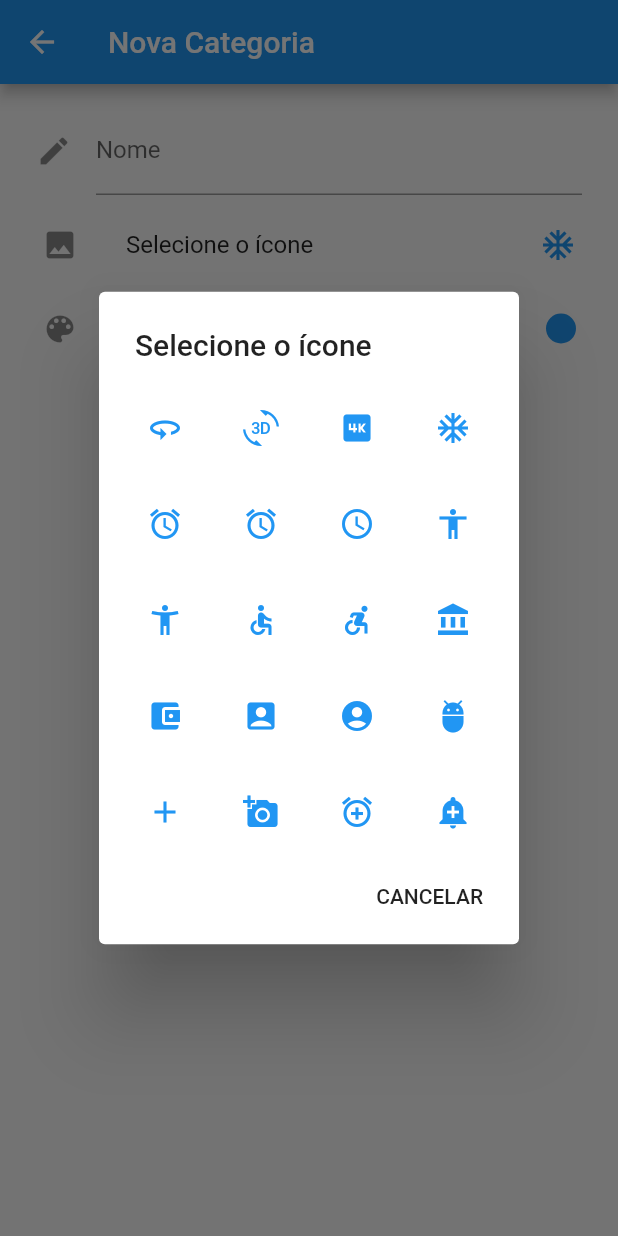
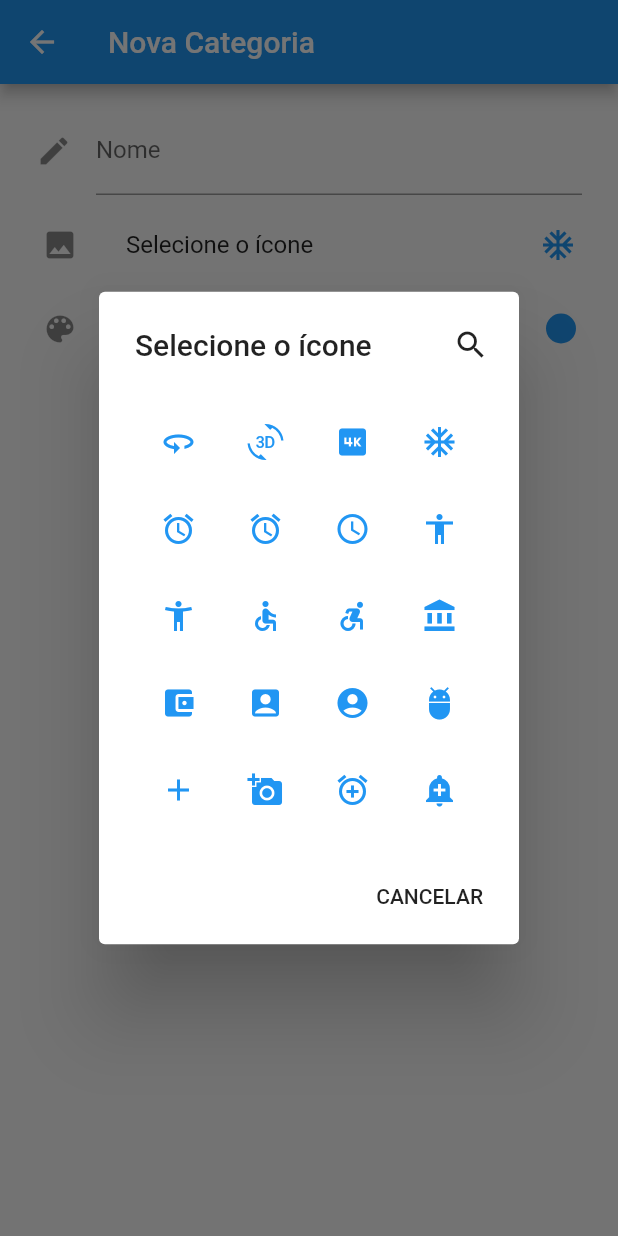
Before and after one commit to collbreno/extract_flutter, a Flutter app: the NewCategoryScreen screen opened directly, after a tap on "Selecione o ícone", on a phone screen of 412 x 824 dp. Run offline on Flutter 3.47's test engine with Material 2 defaults, Android fonts, the phone set to English and light mode, and no system bars; our stand-ins replace sqflite; missing offline and left inert: appspector; accounts and stored records are empty.

Commit message:
Consertando picker dialog

```diff
--- a/lib/components/PickerDialog.dart
+++ b/lib/components/PickerDialog.dart
@@ -1,99 +1,230 @@
+import 'package:flutter/cupertino.dart';
 import 'package:flutter/material.dart';
 
-class PickerDialog<T> extends StatelessWidget {
+class PickerDialog<T> extends StatefulWidget {
   PickerDialog({
     @required this.title,
     @required this.items,
     @required this.renderer,
     @required this.onItemSelected,
+    this.onSearch,
     this.contentPadding = const EdgeInsets.all(12),
     this.columns = 1,
-    this.onRemove
+    this.onRemove,
   });
 
   final EdgeInsets contentPadding;
   final int columns;
+  final bool Function(T, String) onSearch;
   final void Function(T) onItemSelected;
   final void Function() onRemove;
   final Widget Function(T) renderer;
   final List<T> items;
   final String title;
+  final Duration animationDuration = Duration(milliseconds: 300);
 
+  @override
+  _PickerDialogState<T> createState() => _PickerDialogState<T>();
+}
+
+class _PickerDialogState<T> extends State<PickerDialog<T>> {
+  final _staticTitleKey = UniqueKey();
+  final _textFieldKey = UniqueKey();
+  final _searchButtonKey = UniqueKey();
+  final _closeButtonKey = UniqueKey();
+
+  bool isSearching;
+  List<T> visibleItems;
+  TextEditingController controller = TextEditingController();
+
+  @override
+  void initState() {
+    super.initState();
+    isSearching = false;
+    visibleItems = widget.items;
+
+    controller.addListener(() {
+      setState(() {
+        visibleItems = widget.items
+            .where((element) => widget.onSearch(element, controller.text))
+            .toList();
+      });
+    });
+  }
+
+  @override
+  void dispose() {
+    controller.dispose();
+    super.dispose();
+  }
 
   @override
   Widget build(BuildContext context) {
     return AlertDialog(
-      contentPadding: contentPadding,
-      title: Text(this.title),
+        contentPadding: EdgeInsets.symmetric(horizontal: 24),
+        title: renderTitle(),
+        titlePadding: EdgeInsets.all(0),
         content: renderList(),
-      actions: renderButtons(context)
+        actions: renderDialogAction(context));
+  }
+
+  Widget renderTitle() {
+    if (isSearchable()) {
+      return renderSearchableTitle();
+    }
+    return renderStaticTitle();
+  }
+
+  Widget renderStaticTitle() {
+    return Padding(
+      padding: const EdgeInsets.only(left: 24, top: 24, bottom: 24),
+      key: _staticTitleKey,
+      child: Text(
+        widget.title,
+      ),
     );
   }
 
-  List<Widget> renderButtons(BuildContext context) {
+  Widget renderTextField() {
+    return Padding(
+      padding: const EdgeInsets.only(left: 24, top: 12, bottom: 12),
+      key: _textFieldKey,
+      child: TextField(
+        autofocus: true,
+        controller: controller,
+        decoration: InputDecoration(
+          hintText: "Pesquisar",
+          border: InputBorder.none,
+        ),
+      ),
+    );
+  }
+
+  Widget renderSearchableTitle() {
+    return Row(
+      crossAxisAlignment: CrossAxisAlignment.center,
+      children: <Widget>[
+        Expanded(
+          child: Align(
+            alignment: Alignment.centerLeft,
+            child: isSearching ? renderTextField() : renderStaticTitle(),
+          ),
+        ),
+        Padding(
+          padding: const EdgeInsets.only(right: 8.0),
+          child: AnimatedSwitcher(
+            duration: widget.animationDuration,
+            child: isSearching ? renderCloseButton() : renderSearchButton(),
+            transitionBuilder: (child, animation) {
+              return ScaleTransition(
+                scale: animation,
+                child: child,
+              );
+            },
+          ),
+        )
+      ],
+    );
+  }
+
+  Widget renderCloseButton() {
+    return InkWell(
+      key: _closeButtonKey,
+      onTap: () {
+        setState(() {
+          controller.clear();
+          isSearching = false;
+        });
+      },
+      borderRadius: BorderRadius.circular(24),
+      child: Container(
+        height: 48,
+        width: 48,
+        alignment: Alignment.center,
+        child: Icon(Icons.close),
+      ),
+    );
+  }
+
+  Widget renderSearchButton() {
+    return InkWell(
+      key: _searchButtonKey,
+      onTap: () => setState(() => isSearching = true),
+      borderRadius: BorderRadius.circular(24),
+      child: Container(
+        height: 48,
+        width: 48,
+        alignment: Alignment.center,
+        child: Icon(Icons.search),
+      ),
+    );
+  }
+
+  bool isSearchable() => widget.onSearch != null;
+
+  List<Widget> renderDialogAction(BuildContext context) {
     var buttons = List<Widget>();
-    if (onRemove != null){
-      buttons.add(
-        FlatButton(
+    if (widget.onRemove != null) {
+      buttons.add(FlatButton(
         child: Text("Remover".toUpperCase()),
         onPressed: () {
           Navigator.pop(context);
-            onRemove();
+          widget.onRemove();
         },
-        )
-      );
+      ));
     }
-    buttons.add(
-      FlatButton(
+    buttons.add(FlatButton(
       child: Text("Cancelar".toUpperCase()),
       onPressed: () => Navigator.pop(context),
-      )
-    );
+    ));
     return buttons;
   }
 
-  Widget renderList(){
-    if (columns > 1){
-      return Container(
-        height: 300,
+  Widget renderList() {
+    if (widget.columns > 1) {
+      return ConstrainedBox(
+        constraints: BoxConstraints(
+          maxHeight: 300,
+        ),
         child: Scrollbar(
           child: GridView.builder(
-            itemCount: items.length,
+            itemCount: visibleItems.length,
             gridDelegate: SliverGridDelegateWithFixedCrossAxisCount(
-              crossAxisCount: columns,
+              crossAxisCount: widget.columns,
             ),
-            itemBuilder: (context, index){
+            itemBuilder: (context, index) {
               return FlatButton(
                 padding: EdgeInsets.all(0),
-                onPressed: (){
-                  onItemSelected(items[index]);
+                onPressed: () {
+                  widget.onItemSelected(visibleItems[index]);
                   Navigator.pop(context);
                 },
-                child: renderer(items[index]),
+                child: widget.renderer(visibleItems[index]),
               );
             },
           ),
         ),
       );
     }
-    return Container(
-      height: 300,
+    return ConstrainedBox(
+      constraints: BoxConstraints(
+        maxHeight: 300,
+      ),
       child: Scrollbar(
         child: ListView.builder(
-          itemCount: items.length,
-          itemBuilder: (context, index){
+          itemCount: visibleItems.length,
+          itemBuilder: (context, index) {
             return FlatButton(
               padding: EdgeInsets.all(0),
-              onPressed: (){
-                onItemSelected(items[index]);
+              onPressed: () {
+                widget.onItemSelected(visibleItems[index]);
                 Navigator.pop(context);
               },
-              child: renderer(items[index]),
+              child: widget.renderer(visibleItems[index]),
             );
           },
         ),
       ),
     );
   }
-
 }
--- a/lib/main.dart
+++ b/lib/main.dart
@@ -10,7 +10,7 @@ void main() {
   WidgetsFlutterBinding.ensureInitialized();
   initializeDateFormatting('pt_BR');
   DbHelper().database;
-  runAppSpector();
+  //runAppSpector();
   runApp(MaterialApp(home: HomeScreen()));
 
 }
--- a/lib/screens/NewCategory/newCategoryScreen.dart
+++ b/lib/screens/NewCategory/newCategoryScreen.dart
@@ -69,17 +69,18 @@ class _NewCategoryScreenState extends State<NewCategoryScreen> {
         showDialog(
           barrierDismissible: false,
           context: context,
-          builder: (context) => PickerDialog<IconData>(
+          builder: (context) => PickerDialog<MapEntry<String, IconData>>(
             columns: 4,
-            items: materialIconList.values.toList(),
-            onItemSelected: (icon){
+            items: materialIconList.entries.toList(),
+            onSearch: (entry, text) => entry.key.contains(text),
+            onItemSelected: (entry){
               setState(() {
-                _selectedIcon = icon;
+                _selectedIcon = entry.value;
               });
             },
             title: "Selecione o ícone",
-            renderer: (icon){
-              return (Center(child: Icon(icon, color: _selectedColor,),));
+            renderer: (entry){
+              return (Center(child: Icon(entry.value, color: _selectedColor,),));
             },
           )
         );
```
Also changed, not shown: pubspec.lock, 1 other file. Lines whose indentation alone changed are shown as unchanged.
